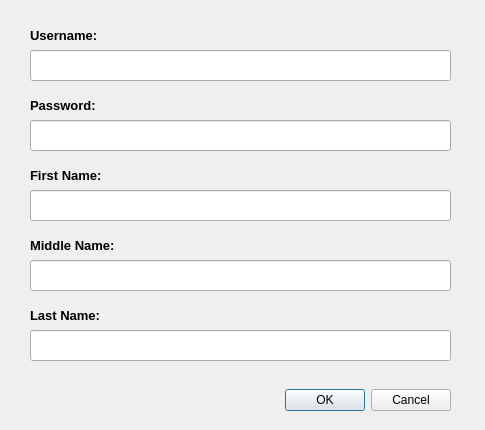
Above: editAdminDialog.ui from marcsandiego/SARS-DESKTOP before the change. Below: the same form after it.
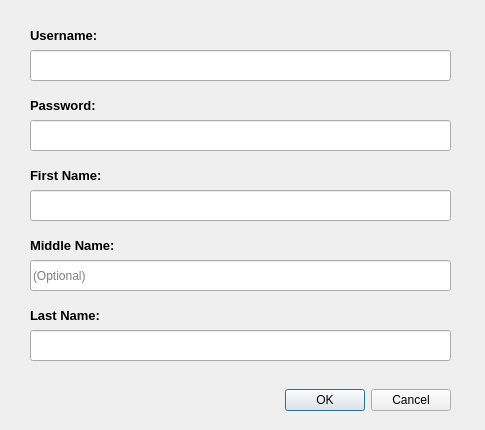
That is the form after the change.

```diff
--- a/editAdminDialog.ui
+++ b/editAdminDialog.ui
@@ -157,6 +157,9 @@
      <height>31</height>
     </rect>
    </property>
+   <property name="placeholderText">
+    <string>(Optional)</string>
+   </property>
   </widget>
   <widget class="QLabel" name="lastNameLbl">
    <property name="geometry">
```
